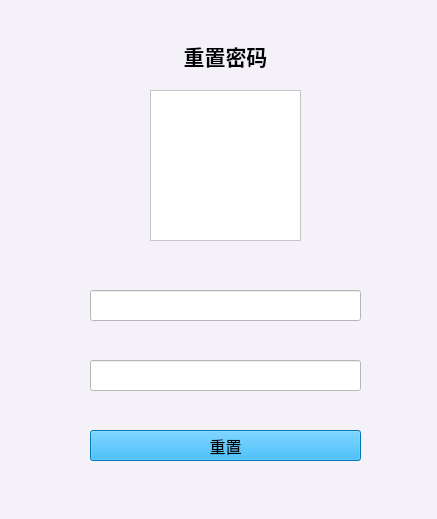
Old version of the form reset.ui in the repository LawPlusThree/QSyncUi.
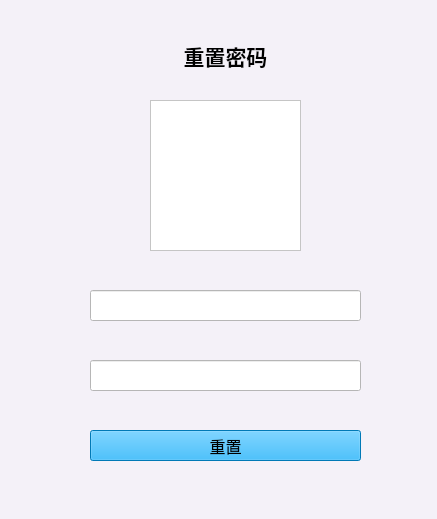
New version of the form.

```diff
--- a/reset.ui
+++ b/reset.ui
@@ -107,7 +107,7 @@
    <property name="geometry">
     <rect>
      <x>150</x>
-     <y>90</y>
+     <y>100</y>
      <width>151</width>
      <height>151</height>
     </rect>
```
